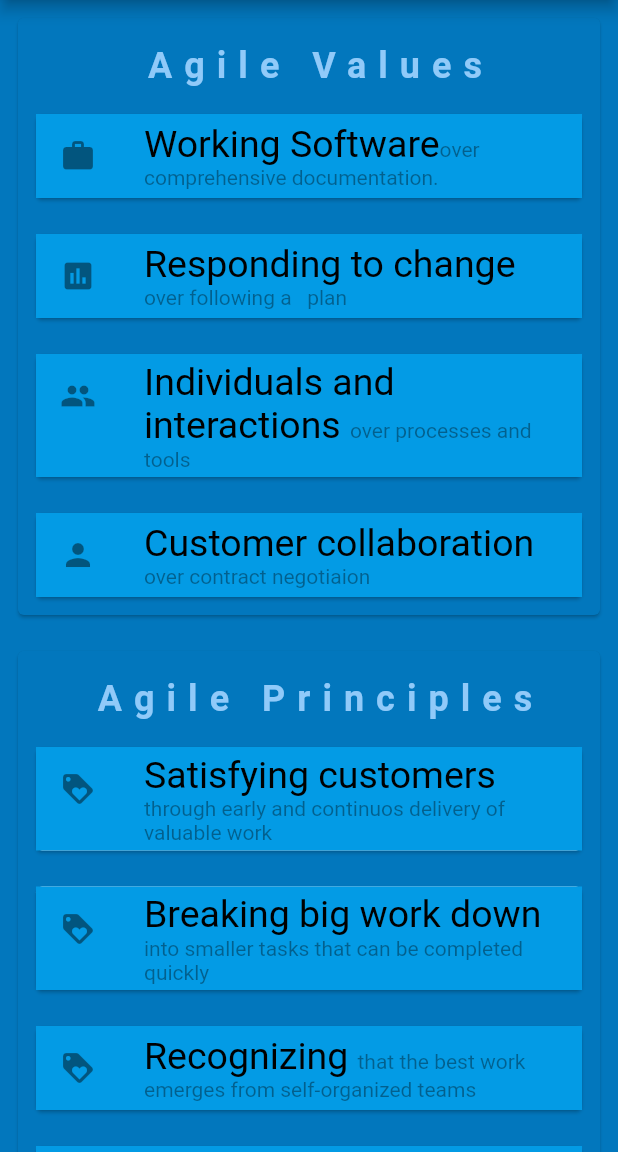
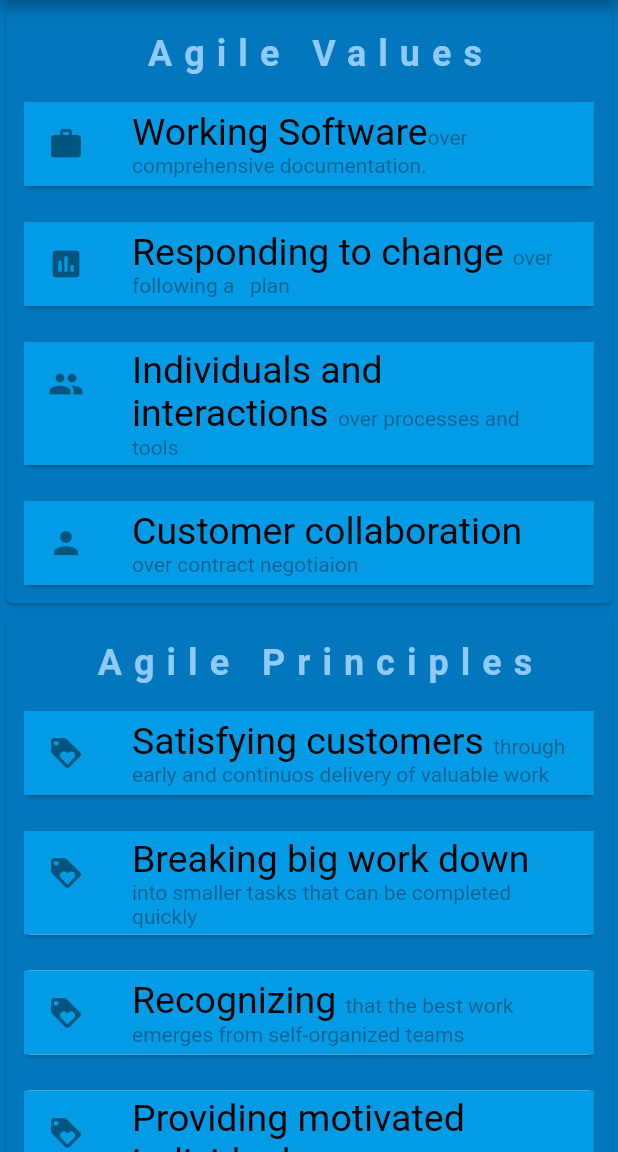
Before and after one commit to ammanath/agileCards, a Flutter app: the screen it shows after launch, on a phone screen of 412 x 824 dp, the part 84-1236 px from its top. Run offline on Flutter 3.47's test engine with Material 2 defaults, Android fonts, the phone set to English and light mode, and no system bars; drawn by our look-alikes of scrollable_positioned_list; our stand-ins replace animated_text_kit, google_fonts.

Commit message:
fixed rendering for the ScrollablePositionedList

```diff
--- a/lib/DataListWidget.dart
+++ b/lib/DataListWidget.dart
@@ -40,41 +40,23 @@ class DataListWidget extends StatelessWidget {
     var headerAgilePrinciples = "Agile Principles";
 
     var cardList = [
-      Padding(
-        padding: const EdgeInsets.all(8.0),
-        child: DataCard(headerCard: headerAgileValues, dataCard: dataValues),
-      ),
-      Padding(
-        padding: const EdgeInsets.all(8.0),
-        child: DataCard(
-            headerCard: headerAgilePrinciples, dataCard: dataPrinciples),
-      ),
+      DataCard(headerCard: headerAgileValues, dataCard: dataValues),
+      DataCard(headerCard: headerAgilePrinciples, dataCard: dataPrinciples),
     ];
 
+    // return Column(
+    //   children: cardList,
+    // );
+//TODO: Implement the naviagation menu to the next card
     return Column(
-      children: cardList,
-    );
-//TODO: Need to try and fix the rendering issues with the ScrollablePositionedList
-    return Column(
-      crossAxisAlignment: CrossAxisAlignment.center,
-      mainAxisAlignment: MainAxisAlignment.spaceEvenly,
-      mainAxisSize: MainAxisSize.max,
-
       children: <Widget>[
           SizedBox(
-           height: 5000,
-           width:5000,
+           height: 1000,
+           //width:2000,
             child: ScrollablePositionedList.builder(
-              itemCount: products.length,
+              itemCount: cardList.length,
               itemBuilder: (BuildContext ctxt, int index) {
-                return Padding(
-                  padding: const EdgeInsets.all(88.0),
-                  child: new Card(
-
-                    child: DataCard(
-            headerCard: headerAgilePrinciples, dataCard: dataPrinciples),
-                    ),
-                );
+                return  cardList[index];
               },
               itemScrollController: itemScrollController,
               itemPositionsListener: itemPositionsListener,
--- a/lib/agileCardsHome.dart
+++ b/lib/agileCardsHome.dart
@@ -50,23 +50,7 @@ class AgileCardsHome extends StatelessWidget {
           ),
         ]),
         body: SingleChildScrollView(
-            child: DataListWidget(dataText: dataText1,)
-        //     child: Column(children: <Widget>[
-        //   SizedBox(
-        //     height: 4000,
-        //     child: ScrollablePositionedList.builder(
-        //       itemCount: products.length,
-        //       itemBuilder: (BuildContext ctxt, int index) {
-        //         return Padding(
-        //           padding: const EdgeInsets.all(88.0),
-        //           child: new Card(child: Text(products[index])),
-        //         );
-        //       },
-        //       itemScrollController: itemScrollController,
-        //       itemPositionsListener: itemPositionsListener,
-        //     ),
-        //   )
-        // ])
+           child: DataListWidget(dataText: dataText1,)
         ),
         backgroundColor: Colors.lightBlue[800],
       ),
```
